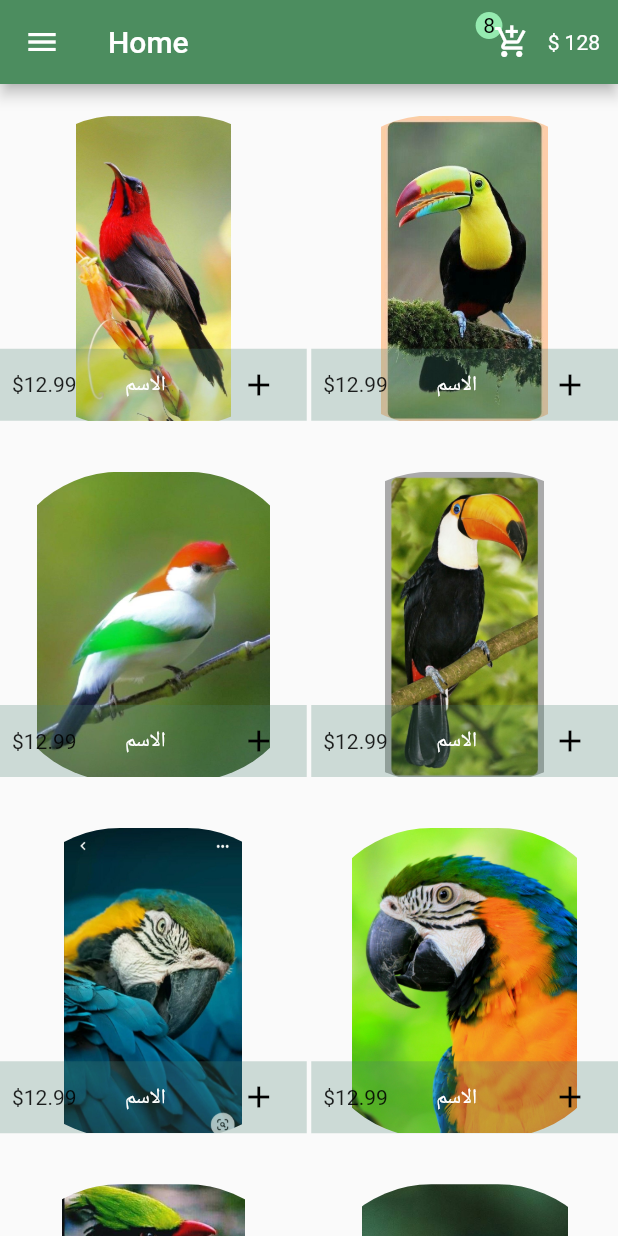
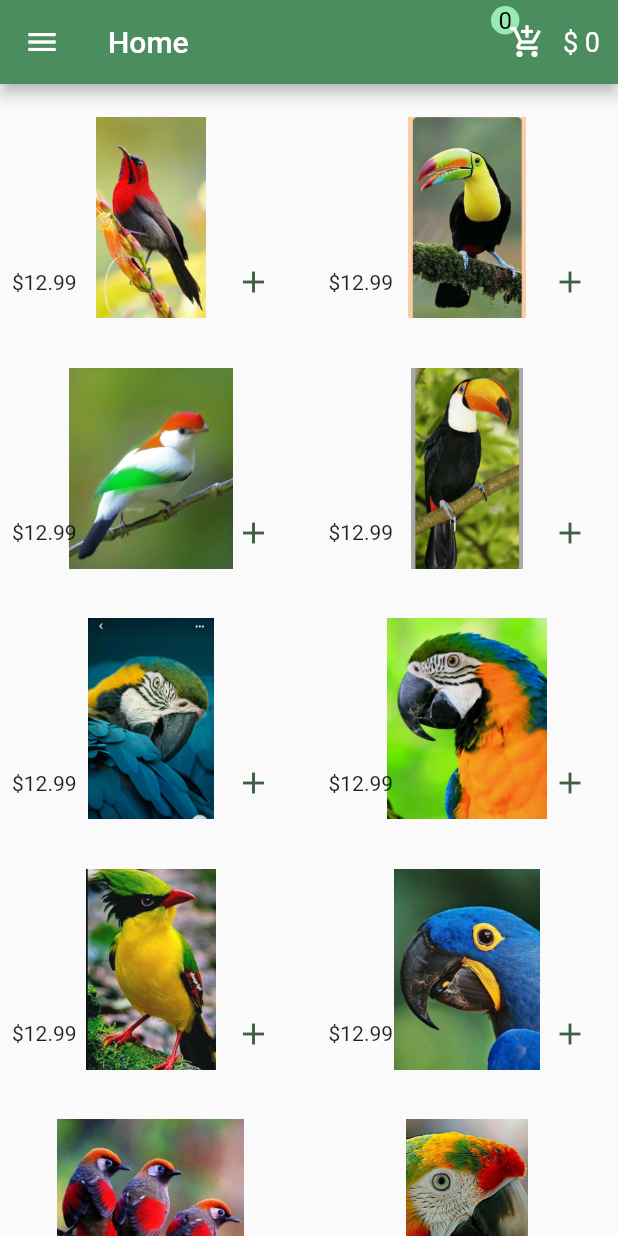
Before and after one commit to abdorady2022001/Electronic_shop, a Flutter app: the screen it shows after launch, on a phone screen of 412 x 824 dp. Run offline on Flutter 3.47's test engine with Material 2 defaults, Android fonts, the phone set to English and light mode, and no system bars.

Commit message:
Create a product cart

```diff
--- a/lib/main.dart
+++ b/lib/main.dart
@@ -3,6 +3,8 @@ import 'package:shop_application_1/pages/details_screen.dart';
 import 'package:shop_application_1/pages/home.dart';
 import 'package:shop_application_1/pages/login.dart';
 import 'package:shop_application_1/pages/register.dart';
+import 'package:shop_application_1/provider/cart.dart';
+import 'package:provider/provider.dart';
 
 void main() {
   runApp(const MyApp());
@@ -13,9 +15,14 @@ class MyApp extends StatelessWidget {
 
   @override
   Widget build(BuildContext context) {
-    return MaterialApp(
-      debugShowCheckedModeBanner: false,
-      home: Home(),
+    return ChangeNotifierProvider(
+      create: (context) {
+        return Cart();
+      },
+      child: MaterialApp(
+        debugShowCheckedModeBanner: false,
+        home: Home(),
+      ),
     );
   }
 }
--- a/lib/pages/home.dart
+++ b/lib/pages/home.dart
@@ -1,20 +1,21 @@
 import 'package:flutter/material.dart';
 import 'package:shop_application_1/model/item.dart';
 import 'package:shop_application_1/pages/details_screen.dart';
+import 'package:shop_application_1/shaerd/colors.dart';
 
 class Home extends StatelessWidget {
-  const Home({super.key});
+  const Home({Key? key}) : super(key: key);
 
   @override
   Widget build(BuildContext context) {
     return Scaffold(
         body: Padding(
-        padding: const EdgeInsets.only(top: 20),
+          padding: const EdgeInsets.only(top: 22),
           child: GridView.builder(
               gridDelegate: SliverGridDelegateWithFixedCrossAxisCount(
                   crossAxisCount: 2,
-                childAspectRatio: 3 / 3,
-                crossAxisSpacing: 3,
+                  childAspectRatio: 3 / 2,
+                  crossAxisSpacing: 10,
                   mainAxisSpacing: 33),
               itemCount: items.length,
               itemBuilder: (BuildContext context, int index) {
@@ -30,24 +31,26 @@ class Home extends StatelessWidget {
                   child: GridTile(
                     child: Stack(children: [
                       Positioned(
-                      top: 1,
-                      bottom: -3,
+                        top: -3,
+                        bottom: -9,
                         right: 0,
                         left: 0,
                         child: ClipRRect(
-                          borderRadius: BorderRadius.circular(80),
+                            borderRadius: BorderRadius.circular(55),
                             child: Image.asset(items[index].imgpath)),
                       ),
                     ]),
                     footer: GridTileBar(
-                    backgroundColor: Color.fromARGB(66, 73, 127, 110),
+// backgroundColor: Color.fromARGB(66, 73, 127, 110),
                       trailing: IconButton(
-                        color: Color.fromARGB(255, 0, 0, 0),
+                          color: Color.fromARGB(255, 62, 94, 70),
                           onPressed: () {},
                           icon: Icon(Icons.add)),
+
                       leading: Text("\$12.99"),
+
                       title: Text(
-                      "       الاسم   ",
+                        "",
                       ),
                     ),
                   ),
@@ -63,21 +66,22 @@ class Home extends StatelessWidget {
                   UserAccountsDrawerHeader(
                     decoration: BoxDecoration(
                       image: DecorationImage(
-                      image: AssetImage("assets/img/a2.jpg"),
+                          image: AssetImage("assets/img/test.jpg"),
                           fit: BoxFit.cover),
                     ),
-                accountName: Text("Abdelrhman",
+                    currentAccountPicture: CircleAvatar(
+                        radius: 55,
+                        backgroundImage: AssetImage("assets/img/ali.jpg")),
+                    accountEmail: Text("ali@yahoo.com"),
+                    accountName: Text("ali Hassan",
                         style: TextStyle(
                           color: Color.fromARGB(255, 255, 255, 255),
                         )),
-                accountEmail: Text("abdo@yahoo.com"),
-                currentAccountPictureSize: Size.square(85),
-                currentAccountPicture: CircleAvatar(
-                    radius: 55,
-                    backgroundImage: AssetImage("assets/img/a1.jpg")),
                   ),
                   ListTile(
-                  title: Text("Home"), leading: Icon(Icons.home), onTap: () {}),
+                      title: Text("Home"),
+                      leading: Icon(Icons.home),
+                      onTap: () {}),
                   ListTile(
                       title: Text("My products"),
                       leading: Icon(Icons.add_shopping_cart),
@@ -94,40 +98,50 @@ class Home extends StatelessWidget {
               ),
               Container(
                 margin: EdgeInsets.only(bottom: 12),
-            child: Text("Developed by Abdelrhman © 2023",
+                child: Text("Developed by Ali Hassan © 2022",
                     style: TextStyle(fontSize: 16)),
               )
             ],
-      )),
+          ),
+        ),
         appBar: AppBar(
-        backgroundColor: Color.fromARGB(255, 76, 141, 95),
-        title: Text("Home"),
           actions: [
             Row(
               children: [
                 Stack(
                   children: [
-                  Container(
+                    Positioned(
+                      bottom: 24,
+                      child: Container(
                           child: Text(
-                        "8",
-                        style: TextStyle(color: Color.fromARGB(255, 0, 0, 0)),
+                            "0",
+                            style: TextStyle(
+                                fontSize: 16,
+                                color: Color.fromARGB(255, 0, 0, 0)),
                           ),
                           padding: EdgeInsets.all(5),
                           decoration: BoxDecoration(
                               color: Color.fromARGB(211, 164, 255, 193),
                               shape: BoxShape.circle)),
+                    ),
                     IconButton(
-                      onPressed: () {}, icon: Icon(Icons.add_shopping_cart)),
+                      onPressed: () {},
+                      icon: Icon(Icons.add_shopping_cart),
+                    ),
                   ],
                 ),
                 Padding(
                   padding: const EdgeInsets.only(right: 12),
-                child: Text("\$ 128"),
-              )
-            ],
-          )
+                  child: Text(
+                    "\$ 0",
+                    style: TextStyle(fontSize: 18),
+                  ),
+                ),
               ],
             ),
-    );
+          ],
+          backgroundColor: appbarGreen,
+          title: Text("Home"),
+        ));
   }
 }
--- /dev/null
+++ b/lib/provider/cart.dart
@@ -0,0 +1,13 @@
+import 'package:flutter/material.dart';
+import 'package:shop_application_1/model/item.dart';
+
+class Cart with ChangeNotifier {
+  List selectedProducts = [];
+  int price = 0;
+
+  add(Item product) {
+    selectedProducts.add(product);
+    price += product.price.round();
+    notifyListeners();
+  }
+}
--- a/pubspec.yaml
+++ b/pubspec.yaml
@@ -35,6 +35,7 @@ dependencies:
   # The following adds the Cupertino Icons font to your application.
   # Use with the CupertinoIcons class for iOS style icons.
   cupertino_icons: ^1.0.2
+  provider: ^6.0.2
 
 dev_dependencies:
   flutter_test:
```
Also changed, not shown: pubspec.lock. Lines whose indentation alone changed are shown as unchanged.
